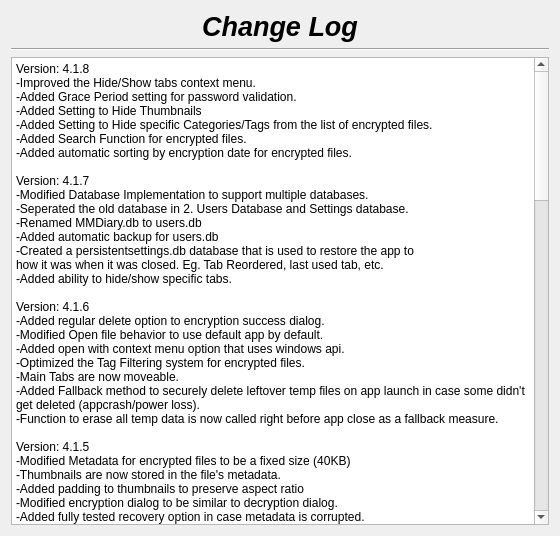
Old version of the form changelog.ui in the repository therealMaPMaKeR/MMDiary.
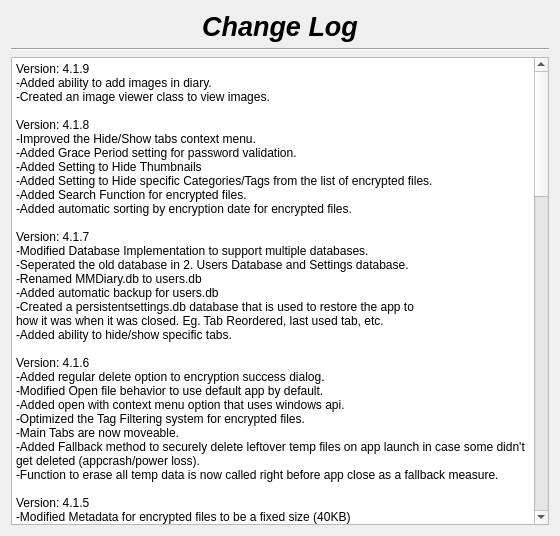
New version of the form.

Commit message: image import in diary update

```diff
--- a/changelog.ui
+++ b/changelog.ui
@@ -55,7 +55,9 @@
 li.unchecked::marker { content: &quot;\2610&quot;; }
 li.checked::marker { content: &quot;\2612&quot;; }
 &lt;/style&gt;&lt;/head&gt;&lt;body style=&quot; font-family:'Segoe UI'; font-size:9pt; font-weight:400; font-style:normal;&quot;&gt;
-&lt;p style=&quot; margin-top:0px; margin-bottom:0px; margin-left:0px; margin-right:0px; -qt-block-indent:0; text-indent:0px;&quot;&gt;Version: 4.1.8&lt;br /&gt;-Improved the Hide/Show tabs context menu.&lt;/p&gt;
+&lt;p style=&quot; margin-top:0px; margin-bottom:0px; margin-left:0px; margin-right:0px; -qt-block-indent:0; text-indent:0px;&quot;&gt;Version: 4.1.9&lt;/p&gt;
+&lt;p style=&quot; margin-top:0px; margin-bottom:0px; margin-left:0px; margin-right:0px; -qt-block-indent:0; text-indent:0px;&quot;&gt;-Added ability to add images in diary.&lt;/p&gt;
+&lt;p style=&quot; margin-top:0px; margin-bottom:0px; margin-left:0px; margin-right:0px; -qt-block-indent:0; text-indent:0px;&quot;&gt;-Created an image viewer class to view images.&lt;br /&gt;&lt;br /&gt;Version: 4.1.8&lt;br /&gt;-Improved the Hide/Show tabs context menu.&lt;/p&gt;
 &lt;p style=&quot; margin-top:0px; margin-bottom:0px; margin-left:0px; margin-right:0px; -qt-block-indent:0; text-indent:0px;&quot;&gt;-Added Grace Period setting for password validation.&lt;br /&gt;-Added Setting to Hide Thumbnails&lt;br /&gt;-Added Setting to Hide specific Categories/Tags from the list of encrypted files.&lt;/p&gt;
 &lt;p style=&quot; margin-top:0px; margin-bottom:0px; margin-left:0px; margin-right:0px; -qt-block-indent:0; text-indent:0px;&quot;&gt;-Added Search Function for encrypted files.&lt;/p&gt;
 &lt;p style=&quot; margin-top:0px; margin-bottom:0px; margin-left:0px; margin-right:0px; -qt-block-indent:0; text-indent:0px;&quot;&gt;-Added automatic sorting by encryption date for encrypted files.&lt;/p&gt;
```
The commit also changes 2 other files.
